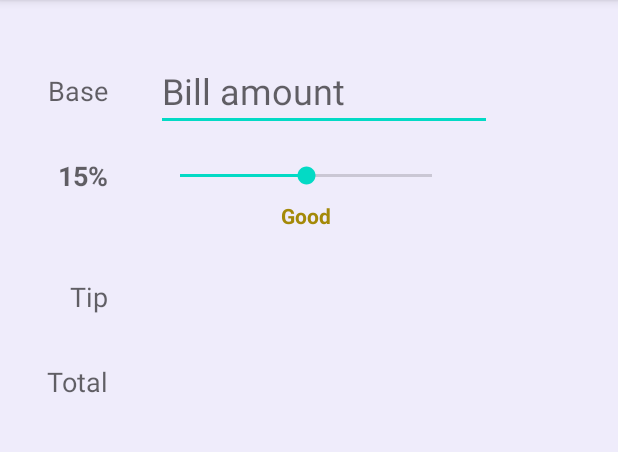
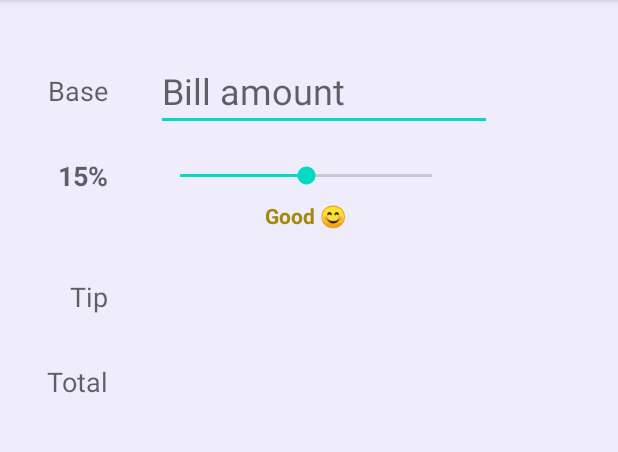
Before and after one commit to ujwal49/tippy, an Android app: the screen it shows after launch (MainActivity), on a phone screen of 412 x 824 dp, the part 84-536 px from its top. Run offline under Robolectric (Android 15) with nearby library versions, the phone set to English and light mode, and no system bars.

Commit message:
update GIF

```diff
--- a/app/src/main/java/com/example/tippy/MainActivity.kt
+++ b/app/src/main/java/com/example/tippy/MainActivity.kt
@@ -63,11 +63,11 @@ class MainActivity : AppCompatActivity() {
 
     private fun updateTipDescription(tipPercent: Int) {
         val tipDescription = when(tipPercent){
-            in 0..9 -> "Poor"
-            in 10..14 -> "Acceptable"
-            in 15..19 -> "Good"
-            in 20..24 -> "Great"
-            else -> "Amazing"
+            in 0..9 -> "Poor 😖"
+            in 10..14 -> "Acceptable ☹"
+            in 15..19 -> "Good 😊"
+            in 20..24 -> "Great 😄"
+            else -> "Amazing 😁"
         }
 
         tvTipDescription.text = tipDescription
```
Also changed, not shown: 2 other files.
